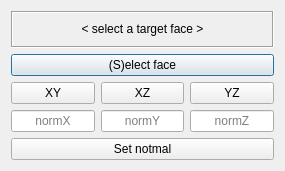
Above: dialogz/align.ui from oddtopus/dodo before the change. Below: the same form after it.
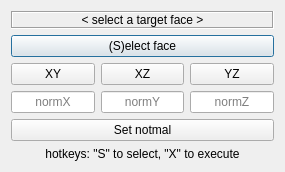
That is the form after the change. Icons and pictures are not drawn.

Diff of the .ui file:
```diff
--- a/dialogz/align.ui
+++ b/dialogz/align.ui
@@ -183,6 +183,16 @@
      </property>
     </widget>
    </item>
+   <item row="5" column="0" colspan="3">
+    <widget class="QLabel" name="label_2">
+     <property name="text">
+      <string>hotkeys: &quot;S&quot; to select, &quot;X&quot; to execute</string>
+     </property>
+     <property name="alignment">
+      <set>Qt::AlignCenter</set>
+     </property>
+    </widget>
+   </item>
   </layout>
  </widget>
  <tabstops>
```
